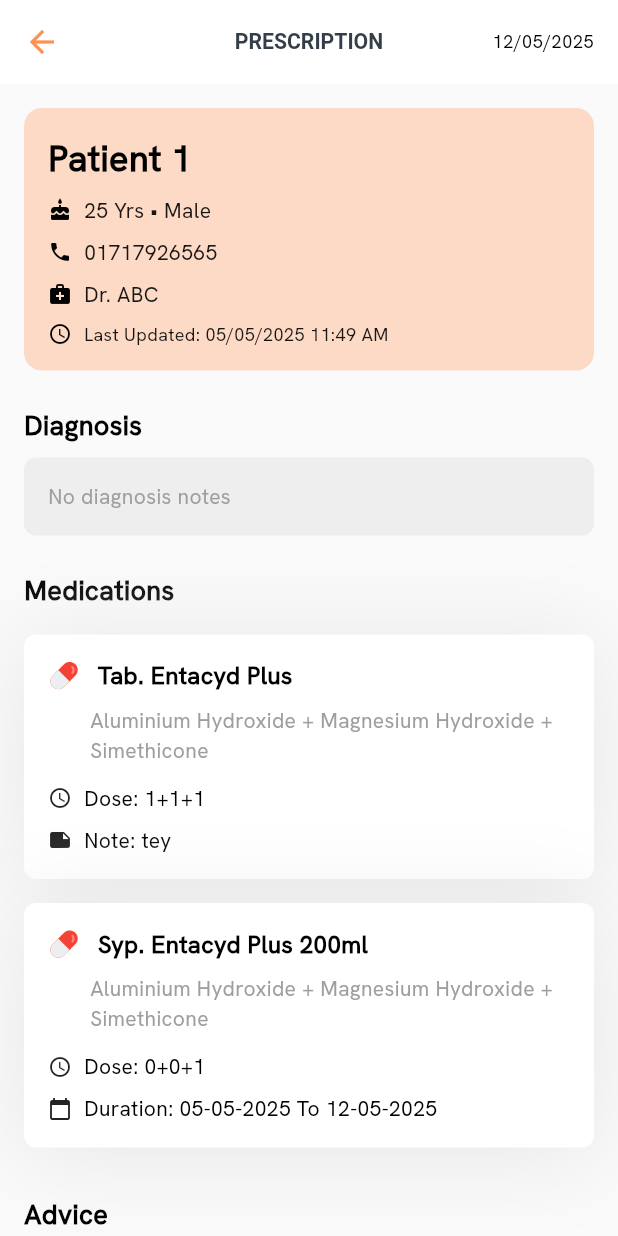
After one commit to asifmahmud1971/starter_project, a Flutter app: the PrescriptionScreen screen opened directly, on a phone screen of 412 x 824 dp. The commit adds this screen. Run offline on Flutter 3.47's test engine with Material 3 defaults, Android fonts, the phone set to English and light mode, and no system bars; our stand-ins replace bloc, cached_network_image, connectivity_plus, dartz, dio, easy_localization and 12 more; missing offline and left inert: signalr_netcore; accounts and stored records are empty; network calls fail; project files that could hold a hidden picture were left out.

Commit message:
prescription ui complete

```diff
--- /dev/null
+++ b/lib/features/patient_portal/home/view/pescription_page.dart
@@ -0,0 +1,336 @@
+import 'package:flutter/material.dart';
+import 'package:flutter_screenutil/flutter_screenutil.dart';
+import 'package:medPilot/core/components/custom_svg.dart';
+import 'package:medPilot/core/constants/app_colors.dart';
+import 'package:medPilot/core/constants/app_text_style.dart';
+import 'package:medPilot/generated/assets.dart';
+
+class PrescriptionScreen extends StatelessWidget {
+  const PrescriptionScreen({super.key});
+
+  @override
+  Widget build(BuildContext context) {
+    return Scaffold(
+      backgroundColor: Colors.grey[50],
+      appBar: AppBar(
+        title: const Text('PRESCRIPTION'),
+        centerTitle: true,
+        actions: [
+          Padding(
+            padding: const EdgeInsets.only(right: 16.0),
+            child: Center(
+              child: Text(
+                '12/05/2025',
+                style: Theme.of(context).textTheme.bodySmall,
+              ),
+            ),
+          ),
+        ],
+      ),
+      body: SingleChildScrollView(
+        padding: const EdgeInsets.all(16.0),
+        child: Column(
+          crossAxisAlignment: CrossAxisAlignment.start,
+          children: [
+            // Patient Info Card
+            Container(
+              width: double.infinity,
+              padding: const EdgeInsets.all(16.0),
+              decoration: BoxDecoration(
+                color: AppColors.kPrimaryColor.withValues(alpha: 0.3),
+                borderRadius: BorderRadius.circular(12),
+              ),
+              child: Column(
+                crossAxisAlignment: CrossAxisAlignment.start,
+                children: [
+                  const Text(
+                    'Patient 1',
+                    style: TextStyle(
+                      color: Colors.black,
+                      fontSize: 24,
+                      fontWeight: FontWeight.bold,
+                    ),
+                  ),
+                  const SizedBox(height: 8),
+                  Row(
+                    children: [
+                      const Icon(Icons.cake, color: Colors.black, size: 16),
+                      const SizedBox(width: 8),
+                      Text(
+                        '25 Yrs • Male',
+                        style: TextStyle(
+                          color: Colors.black.withOpacity(0.9),
+                        ),
+                      ),
+                    ],
+                  ),
+                  const SizedBox(height: 8),
+                  Row(
+                    children: [
+                      const Icon(Icons.phone, color: Colors.black, size: 16),
+                      const SizedBox(width: 8),
+                      Text(
+                        '01717926565',
+                        style: TextStyle(
+                          color: Colors.black.withOpacity(0.9),
+                        ),
+                      ),
+                    ],
+                  ),
+                  const SizedBox(height: 8),
+                  Row(
+                    children: [
+                      const Icon(Icons.medical_services, color: Colors.black, size: 16),
+                      const SizedBox(width: 8),
+                      Text(
+                        'Dr. ABC',
+                        style: TextStyle(
+                          color: Colors.black.withOpacity(0.9),
+                        ),
+                      ),
+                    ],
+                  ),
+                  const SizedBox(height: 8),
+                  Row(
+                    children: [
+                      const Icon(Icons.access_time, color: Colors.black, size: 16),
+                      const SizedBox(width: 8),
+                      Text(
+                        'Last Updated: 05/05/2025 11:49 AM',
+                        style: TextStyle(
+                          color: Colors.black.withOpacity(0.9),
+                          fontSize: 12,
+                        ),
+                      ),
+                    ],
+                  ),
+                ],
+              ),
+            ),
+            const SizedBox(height: 24),
+
+            // Diagnosis Section
+            const Text(
+              'Diagnosis',
+              style: TextStyle(
+                fontSize: 18,
+                fontWeight: FontWeight.bold,
+              ),
+            ),
+            const SizedBox(height: 8),
+            Container(
+              width: double.infinity,
+              padding: const EdgeInsets.all(16.0),
+              decoration: BoxDecoration(
+                color: Colors.grey[200],
+                borderRadius: BorderRadius.circular(8),
+              ),
+              child: const Text(
+                'No diagnosis notes',
+                style: TextStyle(color: Colors.grey),
+              ),
+            ),
+            const SizedBox(height: 24),
+
+            // Medications Section
+            const Text(
+              'Medications',
+              style: TextStyle(
+                fontSize: 18,
+                fontWeight: FontWeight.bold,
+              ),
+            ),
+            const SizedBox(height: 16),
+
+            // Medication Card 1
+            MedicationCard(
+              icon: Icons.medication,
+              iconColor: Colors.blue,
+              title: 'Tab. Entacyd Plus',
+              subtitle: 'Aluminium Hydroxide + Magnesium Hydroxide + Simethicone',
+              dose: '1+1+1',
+              note: 'tey',
+            ),
+            const SizedBox(height: 16),
+
+            // Medication Card 2
+            MedicationCard(
+              icon: Icons.medical_services,
+              iconColor: Colors.green,
+              title: 'Syp. Entacyd Plus 200ml',
+              subtitle: 'Aluminium Hydroxide + Magnesium Hydroxide + Simethicone',
+              dose: '0+0+1',
+              duration: '05-05-2025 To 12-05-2025',
+            ),
+            const SizedBox(height: 32),
+
+            // Advice Section
+            Column(
+              crossAxisAlignment: CrossAxisAlignment.start,
+              children: [
+                Text(
+                  'Advice',
+                  style: TextStyle(
+                    fontSize: 18,
+                    fontWeight: FontWeight.bold,
+                  ),
+                ),
+                Container(
+                  width: double.infinity,
+                  padding: const EdgeInsets.all(16.0),
+                  child: const Text(
+                    'No additional advice',
+                    style: TextStyle(color: Colors.grey),
+                  ),
+                ),
+              ],
+            ),
+            const SizedBox(height: 24),
+
+            // Hospital Info
+            Center(
+              child: Column(
+                mainAxisAlignment: MainAxisAlignment.center,
+                children: [
+                  Row(
+                    mainAxisAlignment: MainAxisAlignment.center,
+                    children: [
+                      Icon(Icons.call, size: 18, color: AppColors.kPrimaryColor),
+                      const SizedBox(width: 6),
+                      Text(
+                        '01717926561',
+                        style: kBodyMedium.copyWith(color: AppColors.kBlackColor),
+                      ),
+                      const SizedBox(width: 16),
+                      Icon(Icons.email_outlined, size: 18, color: AppColors.kPrimaryColor),
+                      const SizedBox(width: 6),
+                      Text(
+                        'admin@hphospital.com',
+                        style: kBodyMedium.copyWith(color: AppColors.kBlackColor),
+                      ),
+                    ],
+                  ),
+                  const SizedBox(height: 12),
+                  Row(
+                    mainAxisAlignment: MainAxisAlignment.center,
+                    children: [
+                      Icon(Icons.location_on_outlined, size: 18, color: AppColors.kPrimaryColor),
+                      const SizedBox(width: 6),
+                      Text(
+                        'Dhaka, Bangladesh',
+                        style: kBodyMedium.copyWith(color: AppColors.kBlackColor),
+                      ),
+                      const SizedBox(width: 16),
+                      Icon(Icons.language, size: 18, color: AppColors.kPrimaryColor),
+                      const SizedBox(width: 6),
+                      Text(
+                        'www.medpilot.app',
+                        style: kBodyMedium.copyWith(color: AppColors.kBlackColor),
+                      ),
+                    ],
+                  ),
+                ],
+              ),
+            ),
+
+
+            20.verticalSpace
+          ],
+        ),
+      ),
+    );
+  }
+}
+
+class MedicationCard extends StatelessWidget {
+  final IconData icon;
+  final Color iconColor;
+  final String title;
+  final String subtitle;
+  final String dose;
+  final String? note;
+  final String? duration;
+
+  const MedicationCard({
+    super.key,
+    required this.icon,
+    required this.iconColor,
+    required this.title,
+    required this.subtitle,
+    required this.dose,
+    this.note,
+    this.duration,
+  });
+
+  @override
+  Widget build(BuildContext context) {
+    return Container(
+      decoration: BoxDecoration(
+         borderRadius: BorderRadius.circular(8),
+          color: Colors.white,
+          boxShadow: [AppColors.backgroundShadow]),
+      child: Padding(
+        padding: const EdgeInsets.all(16.0),
+        child: Column(
+          crossAxisAlignment: CrossAxisAlignment.start,
+          children: [
+            Row(
+              children: [
+                CustomSvg(icon: Assets.medMedicine,size: 24.r,),
+                const SizedBox(width: 12),
+                Expanded(
+                  child: Text(
+                    title,
+                    style: const TextStyle(
+                      fontWeight: FontWeight.bold,
+                      fontSize: 16,
+                    ),
+                  ),
+                ),
+              ],
+            ),
+            const SizedBox(height: 8),
+            Padding(
+              padding: const EdgeInsets.only(left: 28.0),
+              child: Text(
+                subtitle,
+                style: const TextStyle(
+                  color: Colors.grey,
+                  fontSize: 14,
+                ),
+              ),
+            ),
+            const SizedBox(height: 12),
+            Row(
+              children: [
+                const Icon(Icons.schedule, size: 16),
+                const SizedBox(width: 8),
+                Text('Dose: $dose'),
+              ],
+            ),
+            if (note != null) ...[
+              const SizedBox(height: 8),
+              Row(
+                children: [
+                  const Icon(Icons.note, size: 16),
+                  const SizedBox(width: 8),
+                  Text('Note: $note'),
+                ],
+              ),
+            ],
+            if (duration != null) ...[
+              const SizedBox(height: 8),
+              Row(
+                children: [
+                  const Icon(Icons.calendar_today, size: 16),
+                  const SizedBox(width: 8),
+                  Text('Duration: $duration'),
+                ],
+              ),
+            ],
+          ],
+        ),
+      ),
+    );
+  }
+}
--- a/lib/features/patient_portal/home/widgets/service_card.dart
+++ b/lib/features/patient_portal/home/widgets/service_card.dart
@@ -1,9 +1,11 @@
 import 'package:flutter/material.dart';
 import 'package:flutter_screenutil/flutter_screenutil.dart';
+import 'package:medPilot/core/app/app_context.dart';
 import 'package:medPilot/core/components/custom_svg.dart';
 import 'package:medPilot/core/constants/app_colors.dart';
 import 'package:medPilot/core/constants/app_text_style.dart';
 import 'package:medPilot/features/patient_portal/home/model/service_model.dart';
+import 'package:medPilot/features/patient_portal/home/view/pescription_page.dart';
 
 class ServiceCard extends StatelessWidget {
   final ServiceModel? serviceModel;
@@ -12,7 +14,11 @@ class ServiceCard extends StatelessWidget {
 
   @override
   Widget build(BuildContext context) {
-    return Container(
+    return InkWell(
+      onTap: (){
+        GetContext.to(PrescriptionScreen());
+      },
+      child: Container(
         padding: EdgeInsets.all(5.r),
         decoration: BoxDecoration(
             borderRadius: BorderRadius.circular(5.r),
@@ -33,6 +39,7 @@ class ServiceCard extends StatelessWidget {
             )
           ],
         ),
+      ),
     );
   }
 }
--- a/pubspec.yaml
+++ b/pubspec.yaml
@@ -33,6 +33,7 @@ dependencies:
   geolocator: ^14.0.0
   location: ^8.0.0
   flutter_carousel_widget: ^3.1.0
+  url_launcher: ^6.3.1
 
 
 #dependency_overrides:
```
Also changed, not shown: assets/icons/med/medicine.svg (added), lib/generated/assets.dart, pubspec.lock, 125 other files. Lines whose indentation alone changed are shown as unchanged.
